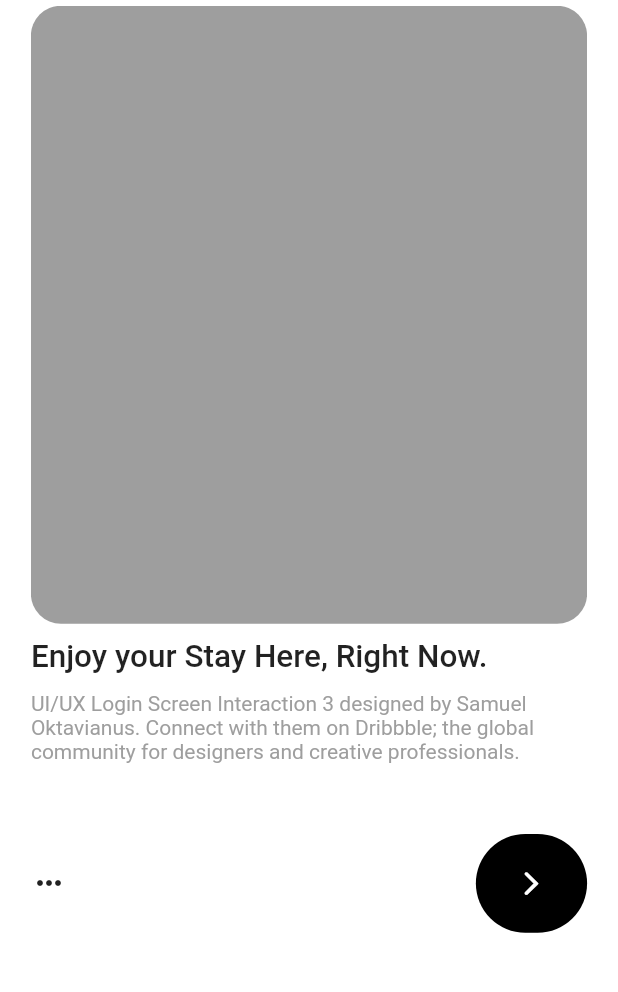
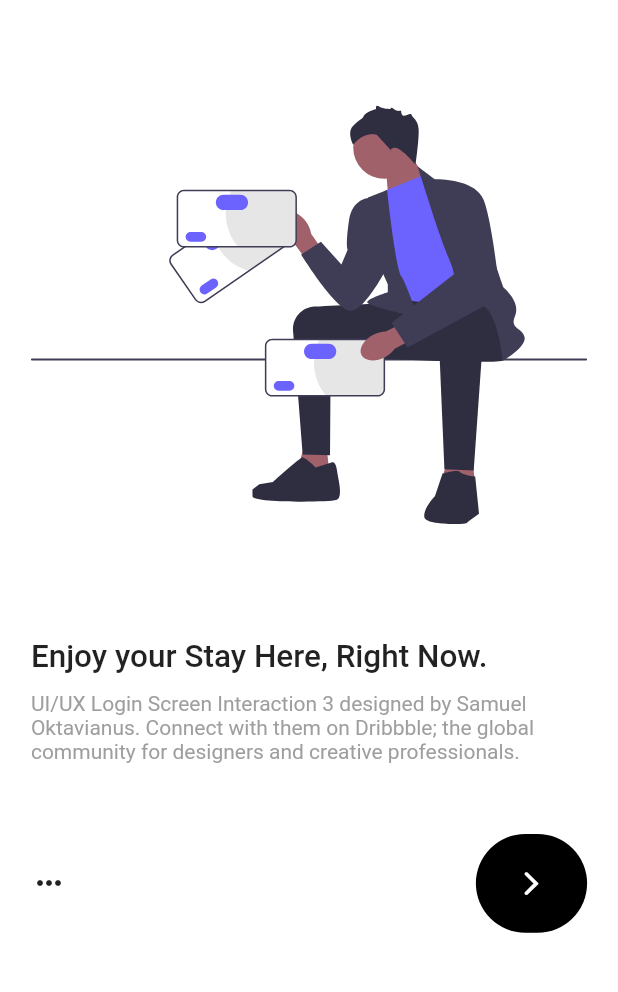
Before and after one commit to Darius253/trav_guard_partners, a Flutter app: the screen it shows after launch, swiped to page 3, on a phone screen of 412 x 824 dp, the part 124-1116 px from its top. Run offline on Flutter 3.47's test engine with Material 2 defaults, Android fonts, the phone set to English and light mode, and no system bars; our stand-ins replace flutter_svg, get.

```diff
--- a/lib/onboarding_screen/third_screen.dart
+++ b/lib/onboarding_screen/third_screen.dart
@@ -1,4 +1,5 @@
 import 'package:flutter/material.dart';
+import 'package:flutter_svg/flutter_svg.dart';
 
 class ThirdScreen extends StatelessWidget {
   const ThirdScreen({super.key});
@@ -10,8 +11,8 @@
       children: [
         Container(
           height: MediaQuery.of(context).size.height * 0.5,
-          decoration: BoxDecoration(
-              color: Colors.grey, borderRadius: BorderRadius.circular(20)),
+          decoration: BoxDecoration(borderRadius: BorderRadius.circular(20)),
+          child: SvgPicture.asset('assets/images/3.svg'),
         ),
         const SizedBox(
           height: 10,
```
